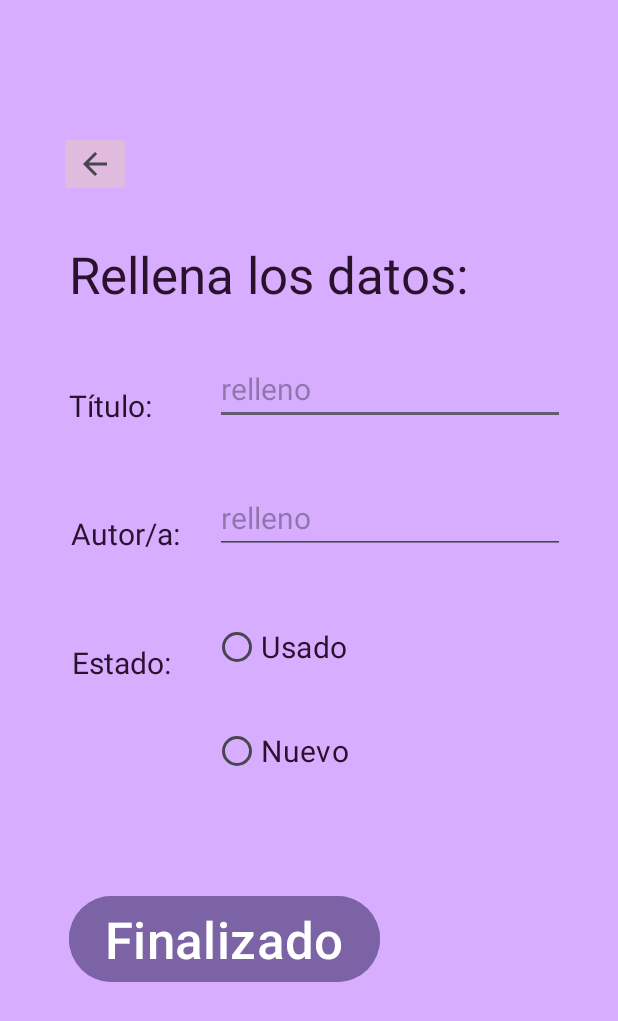
After one commit to Joan000111/ProyectoPrototipo, an Android app: the publicar screen opened directly, with no data from a screen before it, on a phone screen of 412 x 824 dp. The commit adds this screen. Shown: the top 1021 px of the screen. Run offline under Robolectric (Android 15) with nearby library versions, the phone set to English and light mode, and no system bars.

Commit message:
tengosueño

```diff
--- a/app/src/main/AndroidManifest.xml
+++ b/app/src/main/AndroidManifest.xml
@@ -12,6 +12,9 @@
         android:supportsRtl="true"
         android:theme="@style/Theme.ProyectoPrototipo"
         tools:targetApi="31">
+        <activity
+            android:name=".publicar"
+            android:exported="false" />
         <activity
             android:name=".busqueda"
             android:exported="false" />
--- a/app/src/main/java/com/example/proyectoprototipo/busqueda.java
+++ b/app/src/main/java/com/example/proyectoprototipo/busqueda.java
@@ -4,18 +4,31 @@ import androidx.appcompat.app.AppCompatActivity;
 
 import android.content.Intent;
 import android.os.Bundle;
+import android.speech.RecognizerIntent;
+import android.util.Log;
 import android.view.View;
+import android.widget.Button;
 import android.widget.ImageButton;
+import android.widget.SearchView;
+
+import java.util.ArrayList;
+import java.util.Locale;
 
 public class busqueda extends AppCompatActivity {
 
     ImageButton volverlogin;
+    Button publicacion;
+
+    //lo del micro
+    ImageButton microfono;
+    SearchView bbusqueda;
 
     @Override
     protected void onCreate(Bundle savedInstanceState) {
         super.onCreate(savedInstanceState);
         setContentView(R.layout.activity_busqueda);
 
+        //lo de volver / botones
         volverlogin = findViewById(R.id.volver2);
         volverlogin.setOnClickListener(new View.OnClickListener() {
             @Override
@@ -24,5 +37,16 @@ public class busqueda extends AppCompatActivity {
                 startActivity(intent);
             }
         });
+
+        publicacion = findViewById(R.id.bpublicar);
+        publicacion.setOnClickListener(new View.OnClickListener() {
+            @Override
+            public void onClick(View view) {
+                Intent intent = new Intent(getApplicationContext(), publicar.class);
+                startActivity(intent);
+            }
+        });
+
+        //lo de micro
     }
 }
--- /dev/null
+++ b/app/src/main/java/com/example/proyectoprototipo/publicar.java
@@ -0,0 +1,39 @@
+package com.example.proyectoprototipo;
+
+import androidx.appcompat.app.AppCompatActivity;
+
+import android.content.Intent;
+import android.os.Bundle;
+import android.view.View;
+import android.widget.Button;
+import android.widget.ImageButton;
+
+public class publicar extends AppCompatActivity {
+
+    ImageButton volverabusqueda;
+    Button finalizado;
+    @Override
+    protected void onCreate(Bundle savedInstanceState) {
+        super.onCreate(savedInstanceState);
+        setContentView(R.layout.activity_publicar);
+
+        volverabusqueda = findViewById(R.id.volver3);
+        volverabusqueda.setOnClickListener(new View.OnClickListener() {
+            @Override
+            public void onClick(View view) {
+                Intent intent = new Intent(getApplicationContext(), busqueda.class);
+                startActivity(intent);
+            }
+        });
+
+        //desde este boton se deben mandar las wias pa la BD y que al volver a la busqueda, aparezca al buscar
+        finalizado = findViewById(R.id.bpublicarlisto);
+        finalizado.setOnClickListener(new View.OnClickListener() {
+            @Override
+            public void onClick(View view) {
+                Intent intent = new Intent(getApplicationContext(), busqueda.class);
+                startActivity(intent);
+            }
+        });
+    }
+}
--- a/app/src/main/res/layout/activity_main.xml
+++ b/app/src/main/res/layout/activity_main.xml
@@ -94,19 +94,6 @@
                 app:layout_constraintTop_toTopOf="parent"
                 app:layout_constraintVertical_bias="0.628" />
 
-            <ImageButton
-                android:id="@+id/volver1"
-                android:layout_width="wrap_content"
-                android:layout_height="wrap_content"
-                android:backgroundTint="@color/material_dynamic_tertiary80"
-                app:layout_constraintBottom_toBottomOf="parent"
-                app:layout_constraintEnd_toEndOf="parent"
-                app:layout_constraintHorizontal_bias="0.105"
-                app:layout_constraintStart_toStartOf="parent"
-                app:layout_constraintTop_toTopOf="parent"
-                app:layout_constraintVertical_bias="0.059"
-                app:srcCompat="?attr/homeAsUpIndicator" />
-
             <Button
                 android:id="@+id/ingresar"
                 android:layout_width="wrap_content"
--- /dev/null
+++ b/app/src/main/res/layout/activity_publicar.xml
@@ -0,0 +1,167 @@
+<?xml version="1.0" encoding="utf-8"?>
+<androidx.constraintlayout.widget.ConstraintLayout xmlns:android="http://schemas.android.com/apk/res/android"
+    xmlns:app="http://schemas.android.com/apk/res-auto"
+    xmlns:tools="http://schemas.android.com/tools"
+    android:layout_width="match_parent"
+    android:layout_height="match_parent"
+    android:background="#D6ADFF"
+    tools:context=".publicar">
+
+    <LinearLayout
+        android:layout_width="409dp"
+        android:layout_height="729dp"
+        android:orientation="vertical"
+        app:layout_constraintBottom_toBottomOf="parent"
+        app:layout_constraintEnd_toEndOf="parent"
+        app:layout_constraintStart_toStartOf="parent"
+        app:layout_constraintTop_toTopOf="parent">
+
+        <androidx.constraintlayout.widget.ConstraintLayout
+            android:layout_width="407dp"
+            android:layout_height="727dp"
+            tools:layout_editor_absoluteX="1dp"
+            tools:layout_editor_absoluteY="1dp">
+
+            <ImageButton
+                android:id="@+id/volver3"
+                android:layout_width="wrap_content"
+                android:layout_height="wrap_content"
+                android:backgroundTint="@color/material_dynamic_tertiary80"
+                app:layout_constraintBottom_toBottomOf="parent"
+                app:layout_constraintEnd_toEndOf="parent"
+                app:layout_constraintHorizontal_bias="0.105"
+                app:layout_constraintStart_toStartOf="parent"
+                app:layout_constraintTop_toTopOf="parent"
+                app:layout_constraintVertical_bias="0.059"
+                app:srcCompat="?attr/homeAsUpIndicator" />
+
+            <TextView
+                android:id="@+id/ttitulo"
+                android:layout_width="wrap_content"
+                android:layout_height="wrap_content"
+                android:text="Título:"
+                android:textColor="@color/material_dynamic_tertiary10"
+                android:textSize="20sp"
+                app:layout_constraintBottom_toBottomOf="parent"
+                app:layout_constraintEnd_toEndOf="parent"
+                app:layout_constraintHorizontal_bias="0.127"
+                app:layout_constraintStart_toStartOf="parent"
+                app:layout_constraintTop_toTopOf="parent"
+                app:layout_constraintVertical_bias="0.299" />
+
+            <EditText
+                android:id="@+id/ettitulo"
+                android:layout_width="wrap_content"
+                android:layout_height="wrap_content"
+                android:ems="10"
+                android:hint="relleno"
+                android:inputType="text"
+                android:textSize="20sp"
+                app:layout_constraintBottom_toBottomOf="parent"
+                app:layout_constraintEnd_toEndOf="parent"
+                app:layout_constraintHorizontal_bias="0.815"
+                app:layout_constraintStart_toStartOf="parent"
+                app:layout_constraintTop_toTopOf="parent"
+                app:layout_constraintVertical_bias="0.277" />
+
+            <TextView
+                android:id="@+id/tautor"
+                android:layout_width="wrap_content"
+                android:layout_height="wrap_content"
+                android:text="Autor/a:"
+                android:textColor="@color/material_dynamic_tertiary10"
+                android:textSize="20sp"
+                app:layout_constraintBottom_toBottomOf="parent"
+                app:layout_constraintEnd_toEndOf="parent"
+                app:layout_constraintHorizontal_bias="0.137"
+                app:layout_constraintStart_toStartOf="parent"
+                app:layout_constraintTop_toTopOf="parent"
+                app:layout_constraintVertical_bias="0.421" />
+
+            <EditText
+                android:id="@+id/etautor"
+                android:layout_width="wrap_content"
+                android:layout_height="wrap_content"
+                android:ems="10"
+                android:hint="relleno"
+                android:inputType="text"
+                android:textSize="20sp"
+                app:layout_constraintBottom_toBottomOf="parent"
+                app:layout_constraintEnd_toEndOf="parent"
+                app:layout_constraintHorizontal_bias="0.815"
+                app:layout_constraintStart_toStartOf="parent"
+                app:layout_constraintTop_toTopOf="parent"
+                app:layout_constraintVertical_bias="0.403" />
+
+            <RadioButton
+                android:id="@+id/rbusado"
+                android:layout_width="wrap_content"
+                android:layout_height="wrap_content"
+                android:text="Usado"
+                android:textColor="@color/material_dynamic_tertiary10"
+                android:textSize="20sp"
+                app:layout_constraintBottom_toBottomOf="parent"
+                app:layout_constraintEnd_toEndOf="parent"
+                app:layout_constraintHorizontal_bias="0.444"
+                app:layout_constraintStart_toStartOf="parent"
+                app:layout_constraintTop_toTopOf="parent"
+                app:layout_constraintVertical_bias="0.53" />
+
+            <RadioButton
+                android:id="@+id/rbnuevo"
+                android:layout_width="wrap_content"
+                android:layout_height="wrap_content"
+                android:text="Nuevo"
+                android:textColor="@color/material_dynamic_tertiary10"
+                android:textSize="20sp"
+                app:layout_constraintBottom_toBottomOf="parent"
+                app:layout_constraintEnd_toEndOf="parent"
+                app:layout_constraintHorizontal_bias="0.444"
+                app:layout_constraintStart_toStartOf="parent"
+                app:layout_constraintTop_toTopOf="parent"
+                app:layout_constraintVertical_bias="0.632" />
+
+            <TextView
+                android:id="@+id/testado"
+                android:layout_width="wrap_content"
+                android:layout_height="wrap_content"
+                android:text="Estado:"
+                android:textColor="@color/material_dynamic_tertiary10"
+                android:textSize="20sp"
+                app:layout_constraintBottom_toBottomOf="parent"
+                app:layout_constraintEnd_toEndOf="parent"
+                app:layout_constraintHorizontal_bias="0.137"
+                app:layout_constraintStart_toStartOf="parent"
+                app:layout_constraintTop_toTopOf="parent"
+                app:layout_constraintVertical_bias="0.544" />
+
+            <TextView
+                android:id="@+id/ttpublicar"
+                android:layout_width="wrap_content"
+                android:layout_height="wrap_content"
+                android:text="Rellena los datos:"
+                android:textColor="@color/material_dynamic_tertiary10"
+                android:textSize="34sp"
+                app:layout_constraintBottom_toBottomOf="parent"
+                app:layout_constraintEnd_toEndOf="parent"
+                app:layout_constraintHorizontal_bias="0.314"
+                app:layout_constraintStart_toStartOf="parent"
+                app:layout_constraintTop_toTopOf="parent"
+                app:layout_constraintVertical_bias="0.165" />
+
+            <Button
+                android:id="@+id/bpublicarlisto"
+                android:layout_width="wrap_content"
+                android:layout_height="wrap_content"
+                android:backgroundTint="#7B63A5"
+                android:text="Finalizado"
+                android:textSize="34sp"
+                app:layout_constraintBottom_toBottomOf="parent"
+                app:layout_constraintEnd_toEndOf="parent"
+                app:layout_constraintHorizontal_bias="0.222"
+                app:layout_constraintStart_toStartOf="parent"
+                app:layout_constraintTop_toTopOf="parent"
+                app:layout_constraintVertical_bias="0.825" />
+        </androidx.constraintlayout.widget.ConstraintLayout>
+    </LinearLayout>
+</androidx.constraintlayout.widget.ConstraintLayout>
```
